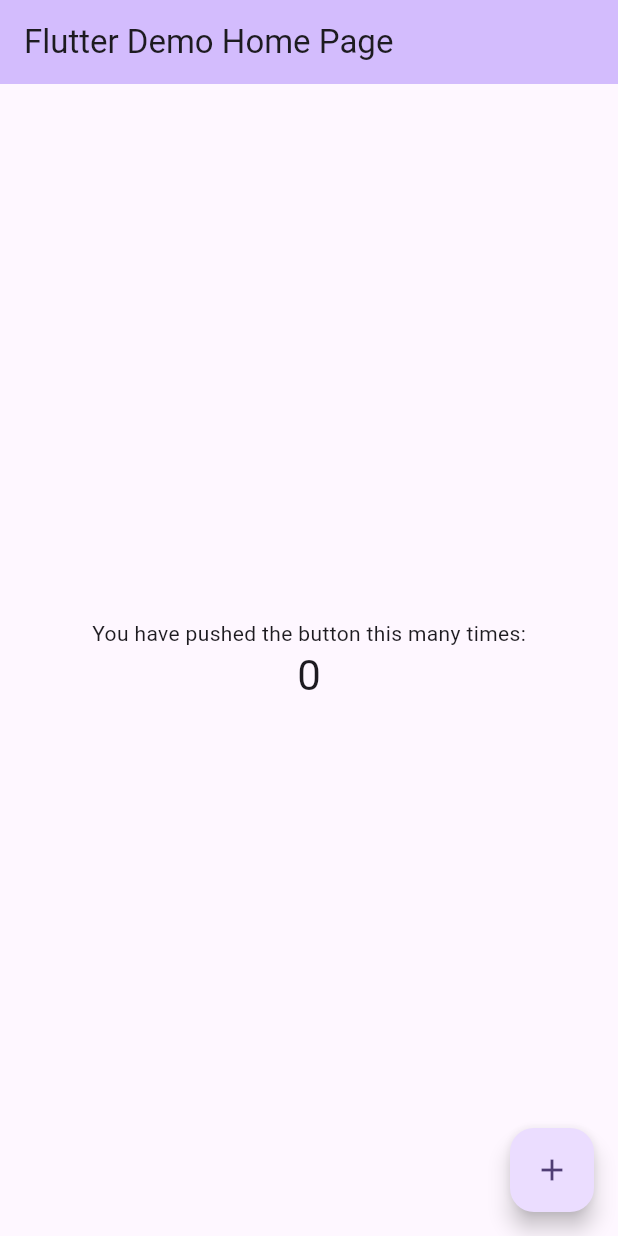
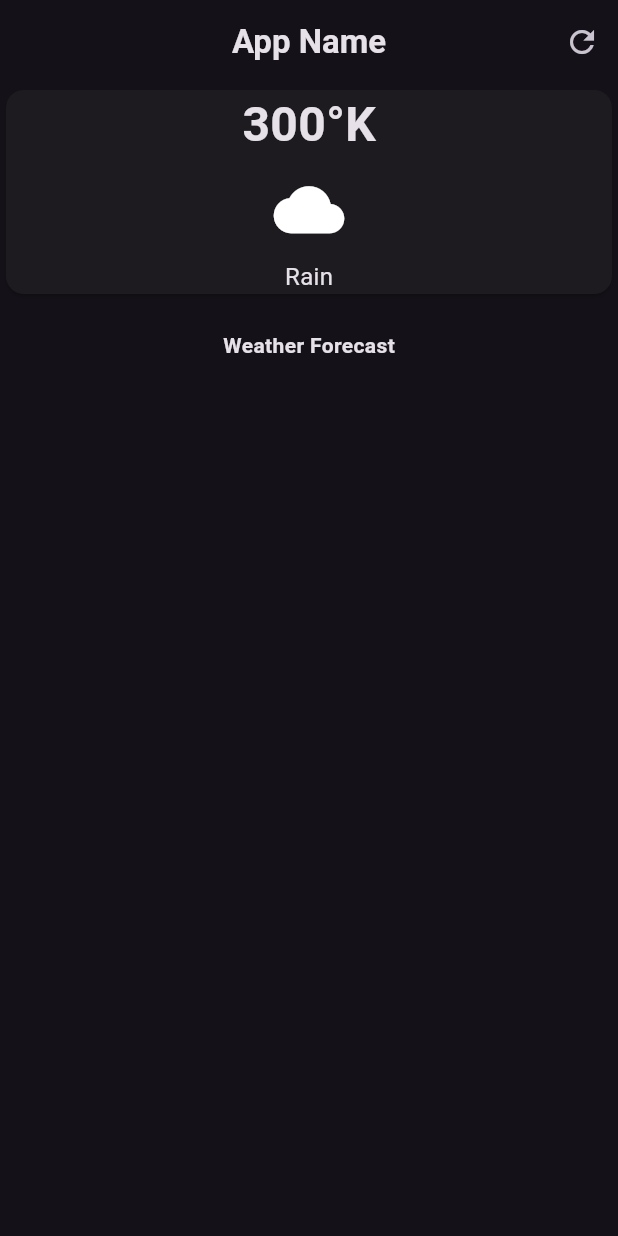
Before and after one commit to Am4t3rasu/weather-app, a Flutter app: the screen it shows after launch, on a phone screen of 412 x 824 dp. Run offline on Flutter 3.47's test engine with Material 3 defaults, Android fonts, the phone set to English and light mode, and no system bars.

Commit message:
commit 2

```diff
--- a/lib/main.dart
+++ b/lib/main.dart
@@ -1,4 +1,5 @@
 import 'package:flutter/material.dart';
+import 'package:weather_app/weather_screen.dart';
 
 void main() {
   runApp(const MyApp());
@@ -7,119 +8,14 @@ void main() {
 class MyApp extends StatelessWidget {
   const MyApp({super.key});
 
-  // This widget is the root of your application.
   @override
   Widget build(BuildContext context) {
-    return MaterialApp(
-      title: 'Flutter Demo',
-      theme: ThemeData(
-        // This is the theme of your application.
-        //
-        // TRY THIS: Try running your application with "flutter run". You'll see
-        // the application has a purple toolbar. Then, without quitting the app,
-        // try changing the seedColor in the colorScheme below to Colors.green
-        // and then invoke "hot reload" (save your changes or press the "hot
-        // reload" button in a Flutter-supported IDE, or press "r" if you used
-        // the command line to start the app).
-        //
-        // Notice that the counter didn't reset back to zero; the application
-        // state is not lost during the reload. To reset the state, use hot
-        // restart instead.
-        //
-        // This works for code too, not just values: Most code changes can be
-        // tested with just a hot reload.
-        colorScheme: ColorScheme.fromSeed(seedColor: Colors.deepPurple),
-        useMaterial3: true,
-      ),
-      home: const MyHomePage(title: 'Flutter Demo Home Page'),
+    return  MaterialApp(
+      home: WeatherScreen(),
+      debugShowCheckedModeBanner: false,
+      theme: ThemeData.dark(useMaterial3: true),
+
+
     );
   }
 }
-
-class MyHomePage extends StatefulWidget {
-  const MyHomePage({super.key, required this.title});
-
-  // This widget is the home page of your application. It is stateful, meaning
-  // that it has a State object (defined below) that contains fields that affect
-  // how it looks.
-
-  // This class is the configuration for the state. It holds the values (in this
-  // case the title) provided by the parent (in this case the App widget) and
-  // used by the build method of the State. Fields in a Widget subclass are
-  // always marked "final".
-
-  final String title;
-
-  @override
-  State<MyHomePage> createState() => _MyHomePageState();
-}
-
-class _MyHomePageState extends State<MyHomePage> {
-  int _counter = 0;
-
-  void _incrementCounter() {
-    setState(() {
-      // This call to setState tells the Flutter framework that something has
-      // changed in this State, which causes it to rerun the build method below
-      // so that the display can reflect the updated values. If we changed
-      // _counter without calling setState(), then the build method would not be
-      // called again, and so nothing would appear to happen.
-      _counter++;
-    });
-  }
-
-  @override
-  Widget build(BuildContext context) {
-    // This method is rerun every time setState is called, for instance as done
-    // by the _incrementCounter method above.
-    //
-    // The Flutter framework has been optimized to make rerunning build methods
-    // fast, so that you can just rebuild anything that needs updating rather
-    // than having to individually change instances of widgets.
-    return Scaffold(
-      appBar: AppBar(
-        // TRY THIS: Try changing the color here to a specific color (to
-        // Colors.amber, perhaps?) and trigger a hot reload to see the AppBar
-        // change color while the other colors stay the same.
-        backgroundColor: Theme.of(context).colorScheme.inversePrimary,
-        // Here we take the value from the MyHomePage object that was created by
-        // the App.build method, and use it to set our appbar title.
-        title: Text(widget.title),
-      ),
-      body: Center(
-        // Center is a layout widget. It takes a single child and positions it
-        // in the middle of the parent.
-        child: Column(
-          // Column is also a layout widget. It takes a list of children and
-          // arranges them vertically. By default, it sizes itself to fit its
-          // children horizontally, and tries to be as tall as its parent.
-          //
-          // Column has various properties to control how it sizes itself and
-          // how it positions its children. Here we use mainAxisAlignment to
-          // center the children vertically; the main axis here is the vertical
-          // axis because Columns are vertical (the cross axis would be
-          // horizontal).
-          //
-          // TRY THIS: Invoke "debug painting" (choose the "Toggle Debug Paint"
-          // action in the IDE, or press "p" in the console), to see the
-          // wireframe for each widget.
-          mainAxisAlignment: MainAxisAlignment.center,
-          children: <Widget>[
-            const Text(
-              'You have pushed the button this many times:',
-            ),
-            Text(
-              '$_counter',
-              style: Theme.of(context).textTheme.headlineMedium,
-            ),
-          ],
-        ),
-      ),
-      floatingActionButton: FloatingActionButton(
-        onPressed: _incrementCounter,
-        tooltip: 'Increment',
-        child: const Icon(Icons.add),
-      ), // This trailing comma makes auto-formatting nicer for build methods.
-    );
-  }
-}
--- /dev/null
+++ b/lib/weather_screen.dart
@@ -0,0 +1,63 @@
+// if we want to just want to set height and width of any widget we can use sizedbox.
+// if we want use other features like setting background color or padding,margin , border radius etc along with width and height we can use container.
+
+import 'package:flutter/material.dart';
+
+class WeatherScreen extends StatelessWidget {
+  const WeatherScreen({super.key});
+
+  @override
+  Widget build(BuildContext context) {
+    return  Scaffold(
+      appBar: AppBar(
+        centerTitle: true,
+        title: Text("App Name",style: TextStyle(
+          fontWeight: FontWeight.bold
+          ),
+        ),
+        actions: [IconButton(onPressed: (){}, icon: Icon(Icons.refresh))],
+      ),
+
+      body:Align(
+        alignment: Alignment.centerLeft,
+        child: Column(
+          children: [
+            SizedBox(
+              width: double.infinity,
+              child: Card(
+
+                child: Column(
+                  children: [
+                    Text("300°K",
+                    style: TextStyle(
+                      fontWeight: FontWeight.bold,
+                      fontSize: 32,
+                      ),
+                    ),
+                  SizedBox(height: 10,),
+                  Icon(Icons.cloud,
+                  size: 47,),
+                  SizedBox(height: 10,),
+                  Text("Rain",
+                  style: TextStyle(
+                    fontSize: 16
+                  ),)
+
+                  ],
+
+                ),
+              ),
+            ),
+            SizedBox(height: 20,),
+            Text("Weather Forecast",
+            style: TextStyle(
+              fontWeight: FontWeight.bold
+            )),
+
+
+          ],
+        ),
+      )
+    );
+  }
+}
```
Also changed, not shown: pubspec.lock.
